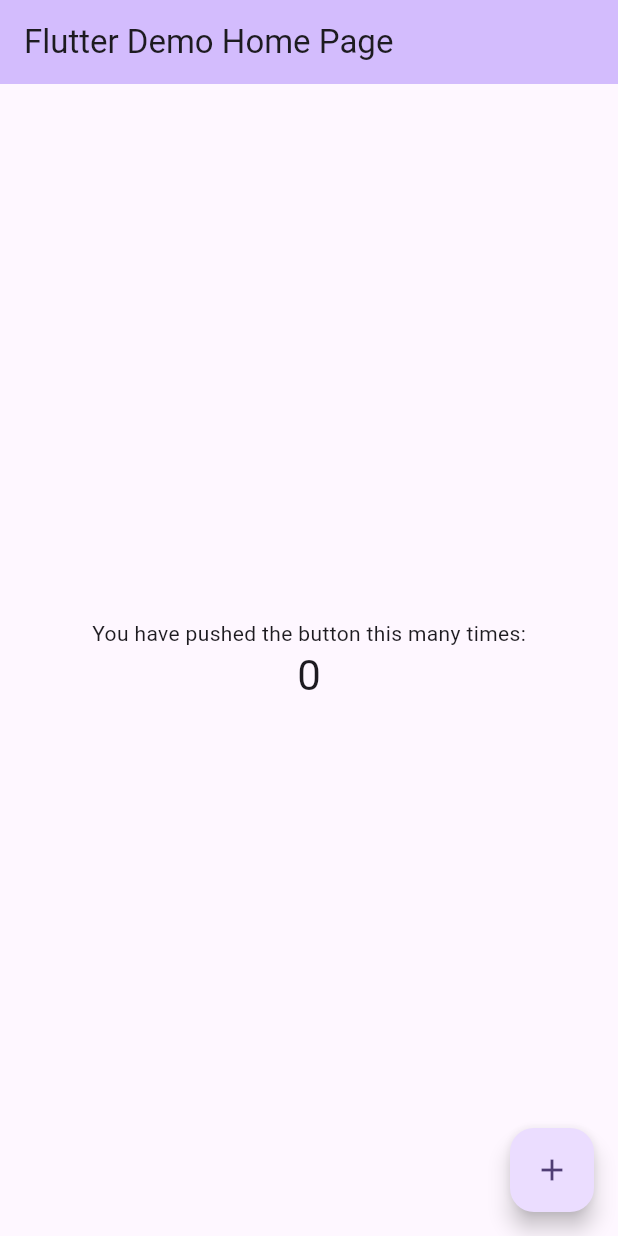
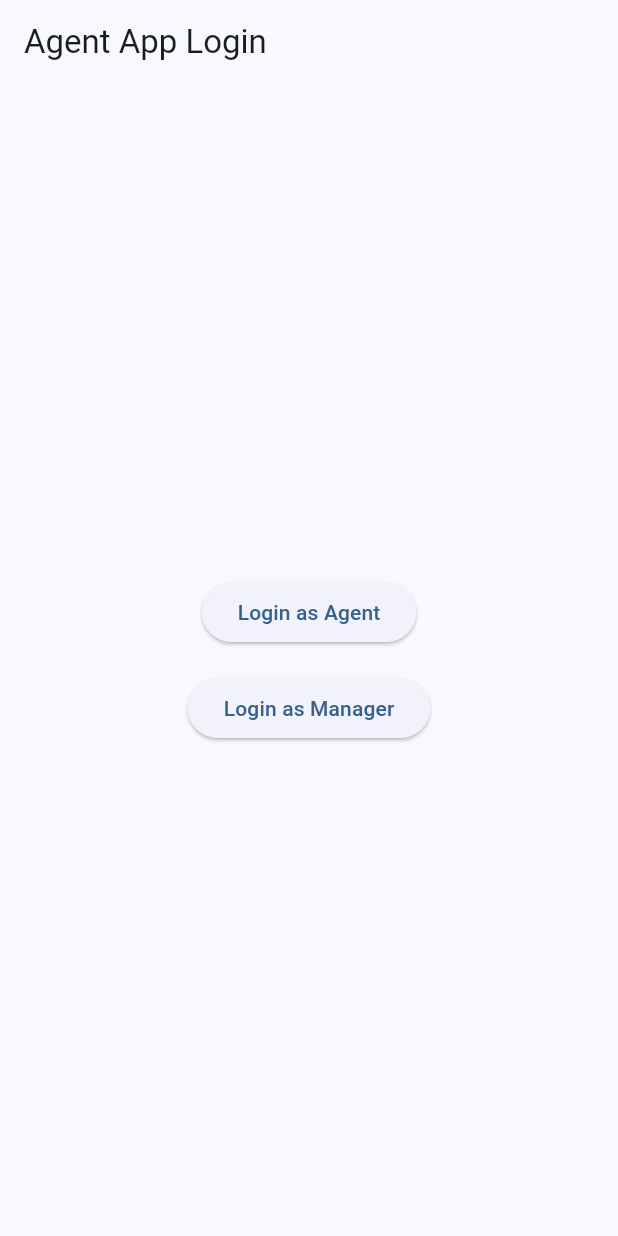
Before and after one commit to satish5813/Agentapp, a Flutter app: the screen it shows after launch, on a phone screen of 412 x 824 dp. Run offline on Flutter 3.47's test engine with Material 3 defaults, Android fonts, the phone set to English and light mode, and no system bars.

Commit message:
Add basic agent app skeleton

```diff
--- a/lib/main.dart
+++ b/lib/main.dart
@@ -1,122 +1,38 @@
 import 'package:flutter/material.dart';
+import 'screens/login_screen.dart';
+import 'screens/home_screen.dart';
 
 void main() {
   runApp(const MyApp());
 }
 
-class MyApp extends StatelessWidget {
+class MyApp extends StatefulWidget {
   const MyApp({super.key});
 
-  // This widget is the root of your application.
   @override
-  Widget build(BuildContext context) {
-    return MaterialApp(
-      title: 'Flutter Demo',
-      theme: ThemeData(
-        // This is the theme of your application.
-        //
-        // TRY THIS: Try running your application with "flutter run". You'll see
-        // the application has a purple toolbar. Then, without quitting the app,
-        // try changing the seedColor in the colorScheme below to Colors.green
-        // and then invoke "hot reload" (save your changes or press the "hot
-        // reload" button in a Flutter-supported IDE, or press "r" if you used
-        // the command line to start the app).
-        //
-        // Notice that the counter didn't reset back to zero; the application
-        // state is not lost during the reload. To reset the state, use hot
-        // restart instead.
-        //
-        // This works for code too, not just values: Most code changes can be
-        // tested with just a hot reload.
-        colorScheme: ColorScheme.fromSeed(seedColor: Colors.deepPurple),
-      ),
-      home: const MyHomePage(title: 'Flutter Demo Home Page'),
-    );
-  }
+  State<MyApp> createState() => _MyAppState();
 }
 
-class MyHomePage extends StatefulWidget {
-  const MyHomePage({super.key, required this.title});
+class _MyAppState extends State<MyApp> {
+  String? _role;
 
-  // This widget is the home page of your application. It is stateful, meaning
-  // that it has a State object (defined below) that contains fields that affect
-  // how it looks.
-
-  // This class is the configuration for the state. It holds the values (in this
-  // case the title) provided by the parent (in this case the App widget) and
-  // used by the build method of the State. Fields in a Widget subclass are
-  // always marked "final".
-
-  final String title;
-
-  @override
-  State<MyHomePage> createState() => _MyHomePageState();
-}
-
-class _MyHomePageState extends State<MyHomePage> {
-  int _counter = 0;
-
-  void _incrementCounter() {
+  void _handleLogin(String role) {
     setState(() {
-      // This call to setState tells the Flutter framework that something has
-      // changed in this State, which causes it to rerun the build method below
-      // so that the display can reflect the updated values. If we changed
-      // _counter without calling setState(), then the build method would not be
-      // called again, and so nothing would appear to happen.
-      _counter++;
+      _role = role;
     });
   }
 
   @override
   Widget build(BuildContext context) {
-    // This method is rerun every time setState is called, for instance as done
-    // by the _incrementCounter method above.
-    //
-    // The Flutter framework has been optimized to make rerunning build methods
-    // fast, so that you can just rebuild anything that needs updating rather
-    // than having to individually change instances of widgets.
-    return Scaffold(
-      appBar: AppBar(
-        // TRY THIS: Try changing the color here to a specific color (to
-        // Colors.amber, perhaps?) and trigger a hot reload to see the AppBar
-        // change color while the other colors stay the same.
-        backgroundColor: Theme.of(context).colorScheme.inversePrimary,
-        // Here we take the value from the MyHomePage object that was created by
-        // the App.build method, and use it to set our appbar title.
-        title: Text(widget.title),
+    return MaterialApp(
+      title: 'Agent App',
+      theme: ThemeData(
+        colorScheme: ColorScheme.fromSeed(seedColor: const Color(0xFF0A2239)),
+        useMaterial3: true,
       ),
-      body: Center(
-        // Center is a layout widget. It takes a single child and positions it
-        // in the middle of the parent.
-        child: Column(
-          // Column is also a layout widget. It takes a list of children and
-          // arranges them vertically. By default, it sizes itself to fit its
-          // children horizontally, and tries to be as tall as its parent.
-          //
-          // Column has various properties to control how it sizes itself and
-          // how it positions its children. Here we use mainAxisAlignment to
-          // center the children vertically; the main axis here is the vertical
-          // axis because Columns are vertical (the cross axis would be
-          // horizontal).
-          //
-          // TRY THIS: Invoke "debug painting" (choose the "Toggle Debug Paint"
-          // action in the IDE, or press "p" in the console), to see the
-          // wireframe for each widget.
-          mainAxisAlignment: MainAxisAlignment.center,
-          children: <Widget>[
-            const Text('You have pushed the button this many times:'),
-            Text(
-              '$_counter',
-              style: Theme.of(context).textTheme.headlineMedium,
-            ),
-          ],
-        ),
-      ),
-      floatingActionButton: FloatingActionButton(
-        onPressed: _incrementCounter,
-        tooltip: 'Increment',
-        child: const Icon(Icons.add),
-      ), // This trailing comma makes auto-formatting nicer for build methods.
+      home: _role == null
+          ? LoginScreen(onLogin: _handleLogin)
+          : HomeScreen(role: _role!),
     );
   }
 }
--- /dev/null
+++ b/lib/screens/login_screen.dart
@@ -0,0 +1,30 @@
+import 'package:flutter/material.dart';
+
+class LoginScreen extends StatelessWidget {
+  const LoginScreen({super.key, required this.onLogin});
+
+  final void Function(String role) onLogin;
+
+  @override
+  Widget build(BuildContext context) {
+    return Scaffold(
+      appBar: AppBar(title: const Text('Agent App Login')),
+      body: Center(
+        child: Column(
+          mainAxisSize: MainAxisSize.min,
+          children: [
+            ElevatedButton(
+              onPressed: () => onLogin('agent'),
+              child: const Text('Login as Agent'),
+            ),
+            const SizedBox(height: 16),
+            ElevatedButton(
+              onPressed: () => onLogin('manager'),
+              child: const Text('Login as Manager'),
+            ),
+          ],
+        ),
+      ),
+    );
+  }
+}
--- a/pubspec.yaml
+++ b/pubspec.yaml
@@ -34,6 +34,8 @@ dependencies:
   # The following adds the Cupertino Icons font to your application.
   # Use with the CupertinoIcons class for iOS style icons.
   cupertino_icons: ^1.0.8
+  provider: ^6.1.1
+  google_maps_flutter: ^2.5.0
 
 dev_dependencies:
   flutter_test:
```
Also changed, not shown: lib/models/task.dart (added, +17 -0 lines), lib/screens/home_screen.dart (added, +71 -0 lines), lib/screens/map_screen.dart (added, +13 -0 lines), lib/screens/profile_screen.dart (added, +12 -0 lines), lib/screens/task_list_screen.dart (added, +26 -0 lines), 1 other file.
